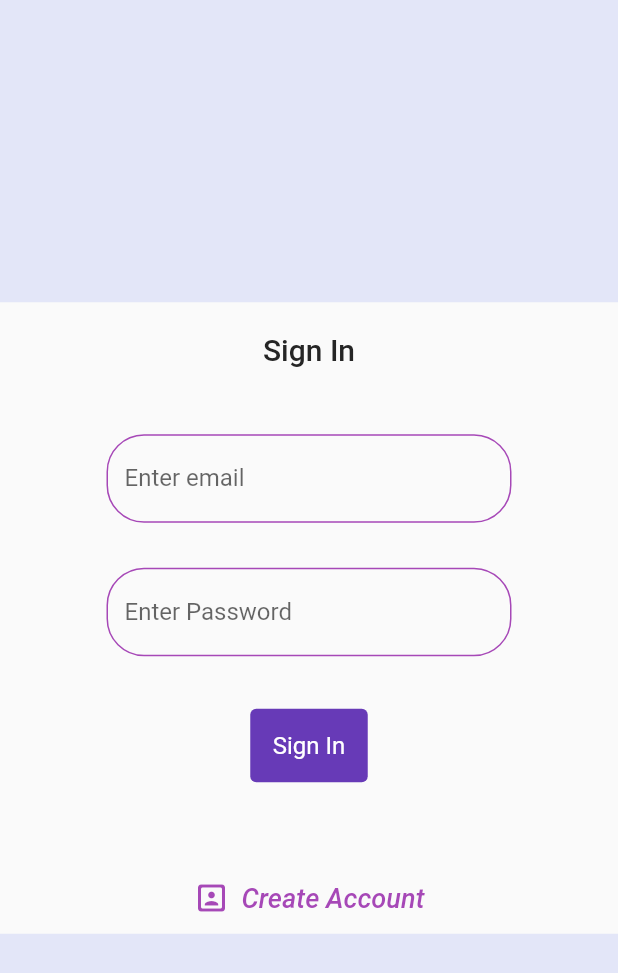
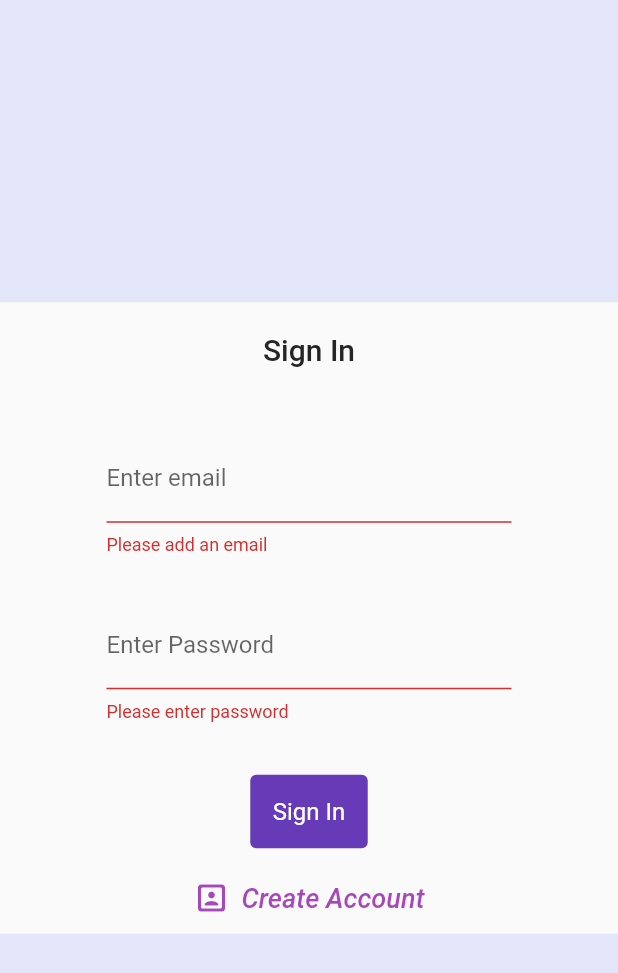
Before and after one commit to malavikaac/flutter_book_tracker, a Flutter app: the LoginPage widget shown alone on an empty page, opened directly, after a tap on "Sign In", on a phone screen of 412 x 824 dp. Shown: the top 973 px of the screen. Run offline on Flutter 3.47's test engine with Material 2 defaults, Android fonts, the phone set to English and light mode, and no system bars.

Commit message:
feat : add a decoration for textfield || validation

```diff
--- a/lib/login_page.dart
+++ b/lib/get_stared_page.dart
@@ -1,5 +1,5 @@
 import 'package:flutter/material.dart';
-import 'package:flutter_book_tracker/widgets/input_decoration.dart';
+import 'package:flutter_book_tracker/widgets/login_form.dart';
 
 class LoginPage extends StatefulWidget {
   const LoginPage({super.key});
@@ -40,44 +40,10 @@
                   width: 300,
                   height: 300,
                   child: isCreatedAccountClicked != true
-                      ? Form(
-                          key: _formkey,
-                          child: Column(
-                            children: [
-                              Padding(
-                                padding: const EdgeInsets.all(15.0),
-                                child: TextFormField(
-                                  controller: _emailTextController,
-                                  decoration: buildInputDecoration(
-                                    label:  "Enter email",hintText:  "abc@gmail.com"),
-                                ),
-                              ),
-                              Padding(
-                                padding: const EdgeInsets.all(15.0),
-                                child: TextFormField(
-                                  controller: _passwordTextController,
-                                  obscureText: true,
-                                  decoration: buildInputDecoration(
-                                    label:  "Enter Password",hintText:  "......."),
-                                ),
-                              ),
-                              const SizedBox(
-                                height: 20,
-                              ),TextButton(
-                                onPressed: (){},
-                                style:TextButton.styleFrom(
-                                  padding: const EdgeInsets.all(15),
-                                shape: RoundedRectangleBorder(
-                                  borderRadius: BorderRadius.circular(4)
-                                ),
-                                backgroundColor: Colors.deepPurple,
-                                textStyle: const TextStyle(
-                                  fontSize: 16,
-                                 )
-                                ) ,
-                                child: const Text('Sign In',style: TextStyle(color: Colors.white),))
-                            ],
-                          ))
+                      ? login_form(
+                        formkey: _formkey,
+                         emailTextController: _emailTextController,
+                          passwordTextController: _passwordTextController)
                       : Form(
                           child: TextFormField(),
                         )),
--- /dev/null
+++ b/lib/widgets/login_form.dart
@@ -0,0 +1,65 @@
+import 'package:flutter/material.dart';
+
+import 'input_decoration.dart';
+class login_form extends StatelessWidget {
+  const login_form({
+    super.key,
+    required GlobalKey<FormState> formkey,
+    required TextEditingController emailTextController,
+    required TextEditingController passwordTextController,
+  }) : _formkey = formkey, _emailTextController = emailTextController, _passwordTextController = passwordTextController;
+
+  final GlobalKey<FormState> _formkey;
+  final TextEditingController _emailTextController;
+  final TextEditingController _passwordTextController;
+
+  @override
+  Widget build(BuildContext context) {
+    return Form(
+        key: _formkey,
+        child: Column(
+          children: [
+            Padding(
+              padding: const EdgeInsets.all(15.0),
+              child: TextFormField(
+                controller: _emailTextController,
+                validator: (value) {
+                  return value!.isEmpty ? 'Please add an email': null;
+                },
+                decoration: buildInputDecoration(
+                  label:  "Enter email",hintText:  "abc@gmail.com"),
+              ),
+            ),
+            Padding(
+              padding: const EdgeInsets.all(15.0),
+              child: TextFormField(
+                controller: _passwordTextController,
+                 validator: (value) {
+                  return value!.isEmpty ? 'Please enter password': null;
+                },
+                obscureText: true,
+                decoration: buildInputDecoration(
+                  label:  "Enter Password",hintText:  "......."),
+              ),
+            ),
+            const SizedBox(
+              height: 20,
+            ),TextButton(
+              onPressed: (){
+                if(_formkey.currentState!.validate());
+              },
+              style:TextButton.styleFrom(
+                padding: const EdgeInsets.all(15),
+              shape: RoundedRectangleBorder(
+                borderRadius: BorderRadius.circular(4)
+              ),
+              backgroundColor: Colors.deepPurple,
+              textStyle: const TextStyle(
+                fontSize: 16,
+               )
+              ) ,
+              child: const Text('Sign In',style: TextStyle(color: Colors.white),))
+          ],
+        ));
+  }
+}
```
Also changed, not shown: lib/main.dart (+10 -11 lines).
